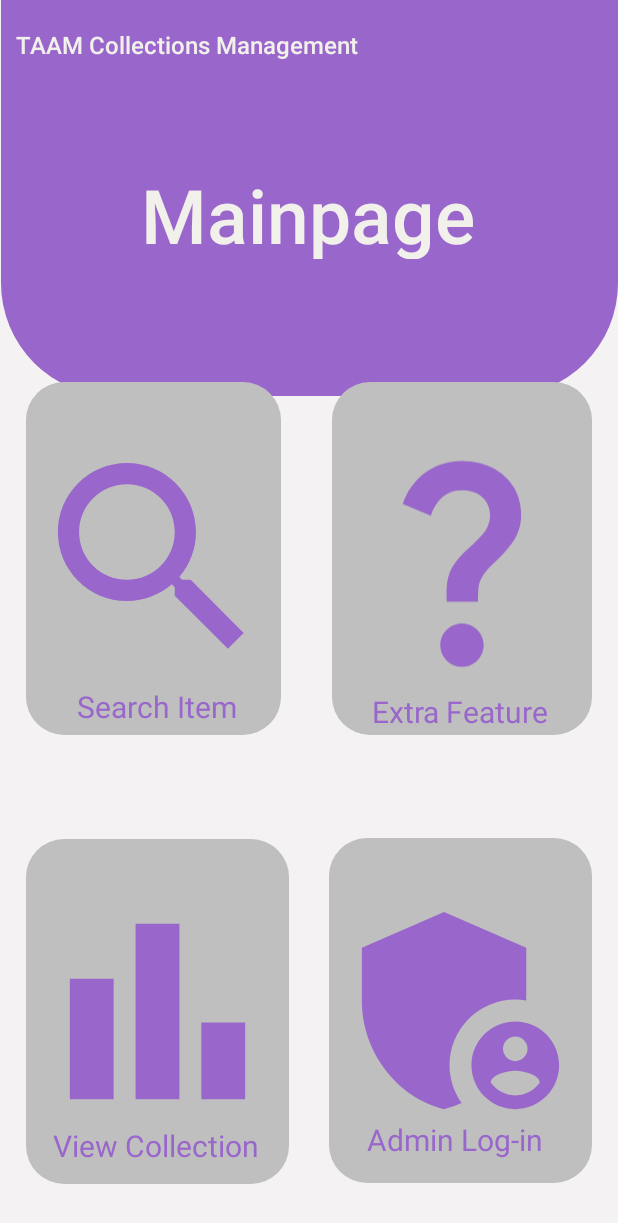
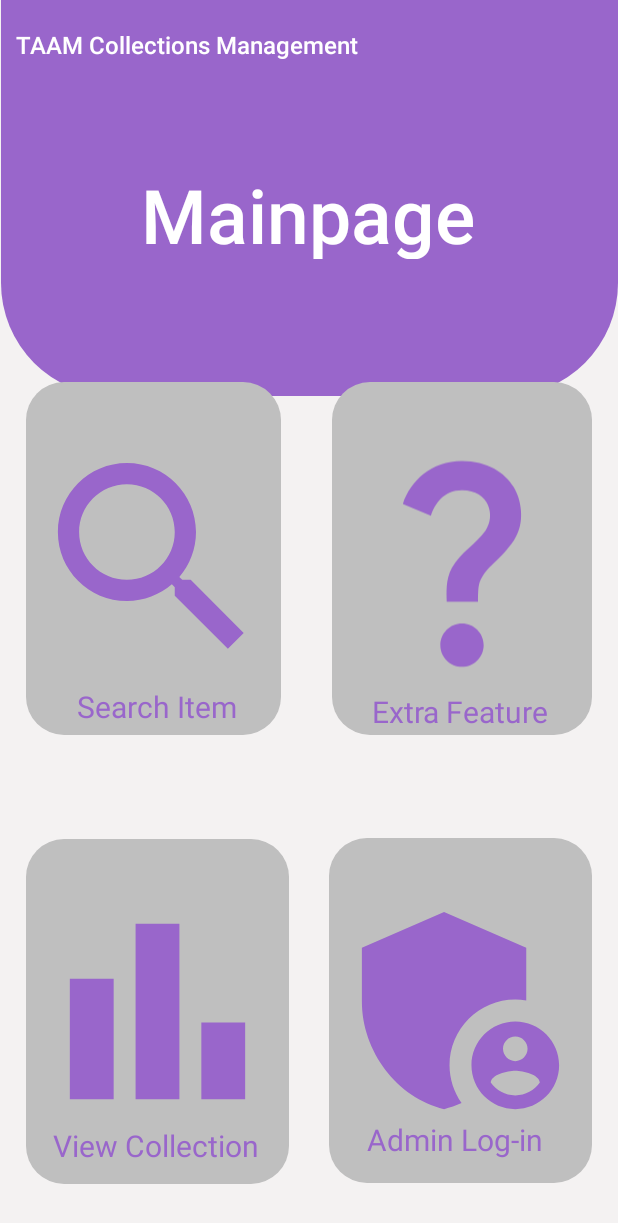
Before and after one commit to PrithviSeran/TAAM-Project, an Android app: the layout activity_mainpage.xml on its own in the app's theme, with its tools: preview values and no code run, on a phone screen of 412 x 824 dp. Shown: the top 1223 px of the screen. Run offline under Robolectric (Android 15) with nearby library versions, the light colour scheme and no system bars.

Commit message:
feat: updated activity_mainpage.xml

```diff
--- a/app/src/main/res/layout/activity_mainpage.xml
+++ b/app/src/main/res/layout/activity_mainpage.xml
@@ -24,7 +24,7 @@
         android:fontFamily="sans-serif-medium"
         android:gravity="center"
         android:text="@string/TAAM"
-        android:textColor="#F2F0EB"
+        android:textColor="@color/shaded_white"
         android:textSize="16sp"
         app:layout_constraintBottom_toBottomOf="parent"
         app:layout_constraintEnd_toEndOf="parent"
@@ -40,7 +40,7 @@
         android:fontFamily="sans-serif-medium"
         android:gravity="center"
         android:text="@string/mainpage_title"
-        android:textColor="#F2F0EB"
+        android:textColor="@color/shaded_white"
         android:textSize="50sp"
         app:layout_constraintBottom_toBottomOf="parent"
         app:layout_constraintEnd_toEndOf="parent"
```
